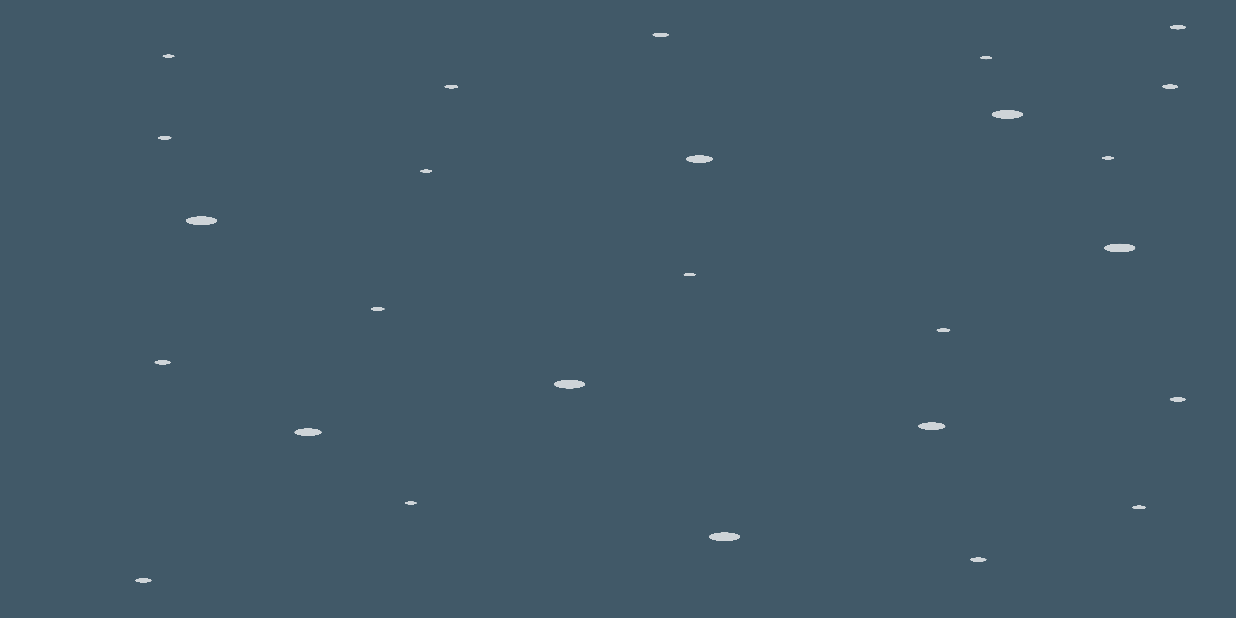
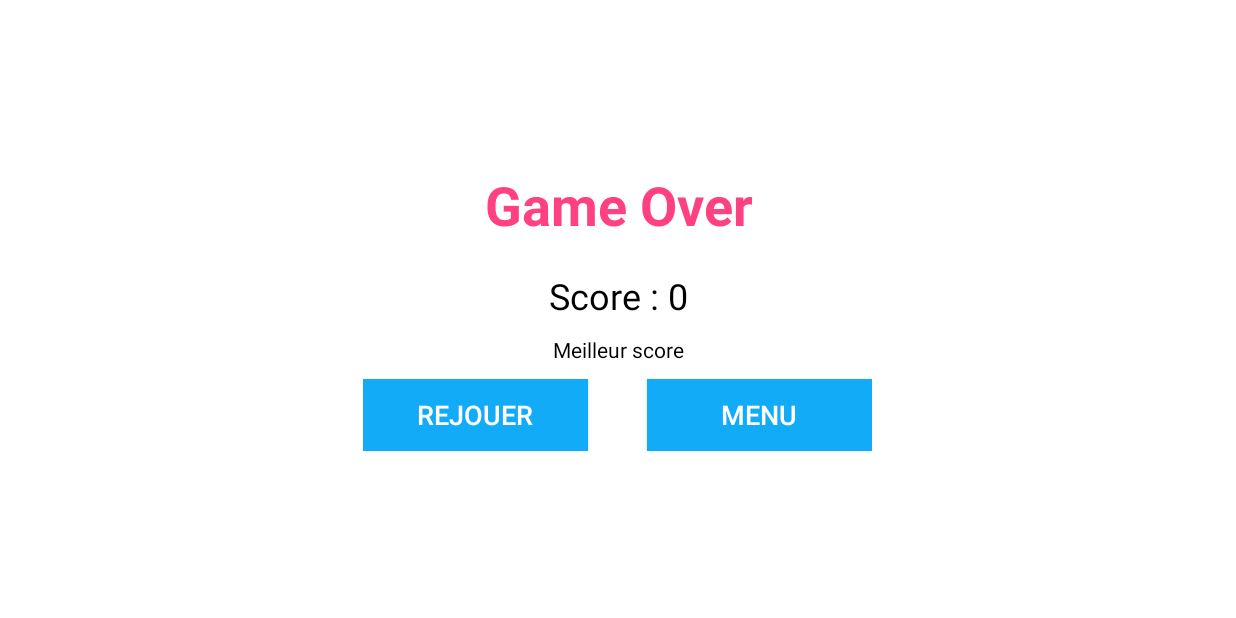
Before and after one commit to QuentinPin/ProjetAndroidStudioS3, an Android app: the GameOver screen opened directly, with no data from a screen before it, on a phone screen of 824 x 412 dp (held sideways). Before the commit the screen is almost empty. Run offline under Robolectric (Android 15) with nearby library versions, the phone set to English and light mode, and no system bars.

Commit message:
Interface faite

```diff
--- a/app/src/main/java/com/example/i171193/game/GameOver.java
+++ b/app/src/main/java/com/example/i171193/game/GameOver.java
@@ -1,13 +1,47 @@
 package com.example.i171193.game;
 
+import android.content.Intent;
 import android.support.v7.app.AppCompatActivity;
 import android.os.Bundle;
+import android.view.View;
+import android.widget.Button;
+import android.widget.TextView;
 
 public class GameOver extends AppCompatActivity {
+
+    private Button rejouer;
+    private Button menu;
+    private TextView scoreJoueur;
 
     @Override
     protected void onCreate(Bundle savedInstanceState) {
         super.onCreate(savedInstanceState);
         setContentView(R.layout.activity_game_over);
+        scoreJoueur = (TextView) findViewById(R.id.affScore);
+        scoreJoueur.setText("Score : " + MainActivity.score);
+        rejouer = (Button) findViewById(R.id.rejouer);
+        rejouer.setOnClickListener(new View.OnClickListener() {
+            @Override
+            public void onClick(View v) {
+                rejouer();
+            }
+        });
+        menu = (Button) findViewById(R.id.menu);
+        menu.setOnClickListener(new View.OnClickListener() {
+            @Override
+            public void onClick(View v) {
+                menu();
+            }
+        });
+    }
+
+    public void rejouer(){
+        Intent intent = new Intent(this, MainActivity.class);
+        startActivity(intent);
+    }
+
+    public void menu(){
+        Intent intent = new Intent(this, Menu.class);
+        startActivity(intent);
     }
 }
--- a/app/src/main/res/layout/activity_game_over.xml
+++ b/app/src/main/res/layout/activity_game_over.xml
@@ -4,8 +4,85 @@
     xmlns:tools="http://schemas.android.com/tools"
     android:layout_width="match_parent"
     android:layout_height="match_parent"
-    tools:context=".GameOver"
-    android:background="@drawable/fond">
+    android:background="@color/fond"
+    tools:context=".GameOver">
 
 
+    <LinearLayout
+        android:id="@+id/linearLayout"
+        android:layout_width="match_parent"
+        android:layout_height="wrap_content"
+        android:layout_marginStart="8dp"
+        android:layout_marginTop="8dp"
+        android:layout_marginEnd="8dp"
+        android:layout_marginBottom="8dp"
+        android:gravity="center"
+        android:orientation="vertical"
+        app:layout_constraintBottom_toBottomOf="parent"
+        app:layout_constraintEnd_toEndOf="parent"
+        app:layout_constraintStart_toStartOf="parent"
+        app:layout_constraintTop_toTopOf="parent">
+
+        <TextView
+            android:id="@+id/textView2"
+            android:layout_width="match_parent"
+            android:layout_height="wrap_content"
+            android:paddingBottom="20dp"
+            android:text="Game Over"
+            android:textAlignment="center"
+            android:textColor="@color/colorAccent"
+            android:textSize="36sp"
+            android:textStyle="bold" />
+
+        <TextView
+            android:id="@+id/affScore"
+            android:layout_width="match_parent"
+            android:layout_height="wrap_content"
+            android:paddingBottom="10dp"
+            android:text="Score : "
+            android:textAlignment="center"
+            android:textColor="@android:color/background_dark"
+            android:textSize="24sp" />
+
+        <TextView
+            android:id="@+id/textView4"
+            android:layout_width="match_parent"
+            android:layout_height="wrap_content"
+            android:paddingBottom="10dp"
+            android:text="Meilleur score"
+            android:textAlignment="center"
+            android:textColor="@android:color/background_dark" />
+
+        <LinearLayout
+            android:layout_width="wrap_content"
+            android:layout_height="match_parent"
+            android:orientation="horizontal">
+
+            <Button
+                android:id="@+id/rejouer"
+                android:layout_width="150dp"
+                android:layout_height="wrap_content"
+                android:layout_weight="1"
+                android:background="@color/button"
+                android:text="Rejouer"
+                android:textColor="@android:color/background_light"
+                android:textSize="18sp" />
+
+            <Space
+                android:layout_width="39dp"
+                android:layout_height="match_parent"
+                android:layout_weight="1" />
+
+            <Button
+                android:id="@+id/menu"
+                android:layout_width="150dp"
+                android:layout_height="wrap_content"
+                android:layout_weight="1"
+                android:background="@color/button"
+                android:text="Menu"
+                android:textColor="@android:color/background_light"
+                android:textSize="18sp" />
+        </LinearLayout>
+    </LinearLayout>
+
 </android.support.constraint.ConstraintLayout>
--- a/app/src/main/res/layout/activity_main.xml
+++ b/app/src/main/res/layout/activity_main.xml
@@ -9,7 +9,7 @@
     android:paddingLeft="0dp"
     android:paddingTop="0dp"
     tools:context=".MainActivity"
-    android:background="@drawable/fond">
+    android:background="@color/fond">
 
 
 
--- a/app/src/main/res/values/colors.xml
+++ b/app/src/main/res/values/colors.xml
@@ -3,4 +3,8 @@
     <color name="colorPrimary">#3F51B5</color>
     <color name="colorPrimaryDark">#303F9F</color>
     <color name="colorAccent">#FF4081</color>
+    <color name="fond">#FFF</color>
+    <color name="button">#11ABF8</color>
+
+
 </resources>
```
Also changed, not shown: app/src/main/AndroidManifest.xml (+11 -2 lines), app/src/main/java/com/example/i171193/game/MainActivity.java (+5 -6 lines), app/src/main/java/com/example/i171193/game/Menu.java (added, +30 -0 lines), app/src/main/res/layout/activity_menu.xml (added, +53 -0 lines), app/src/main/res/drawable/fond.jpg (added), app/src/main/res/drawable/fond.png (deleted).
